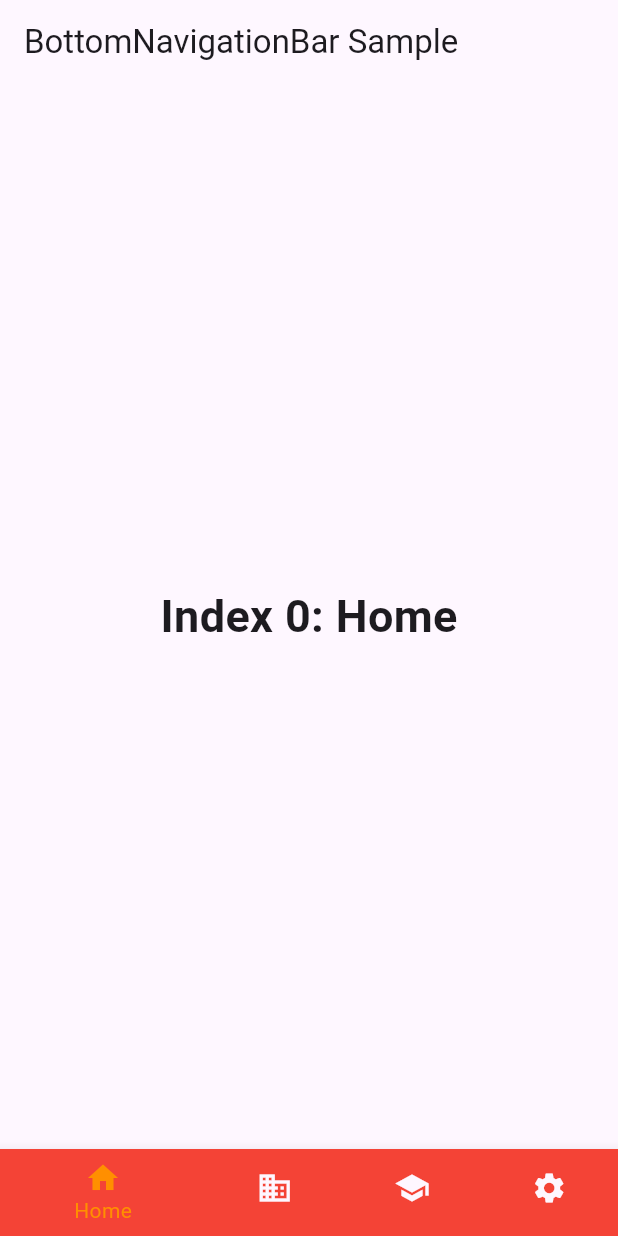
After one commit to ramdanirfox/flutter_experimental, a Flutter app: the BottomNavigationBarExample screen opened directly, on a phone screen of 412 x 824 dp. The commit adds this screen. Run offline on Flutter 3.47's test engine with Material 3 defaults, Android fonts, the phone set to English and light mode, and no system bars; our stand-ins replace dropdown_search, google_fonts; missing offline and left inert: dashbook; generated files the repository leaves out were written again.

Commit message:
feat: additional examples

```diff
--- /dev/null
+++ b/lib/src/features/bottombar1/bottombar1_widget.dart
@@ -0,0 +1,92 @@
+import 'package:flutter/material.dart';
+
+/// Flutter code sample for [BottomNavigationBar].
+
+class BottomNavigationBarExampleApp1 extends StatelessWidget {
+  const BottomNavigationBarExampleApp1({super.key});
+
+  @override
+  Widget build(BuildContext context) {
+    return const MaterialApp(
+      home: BottomNavigationBarExample(),
+    );
+  }
+}
+
+class BottomNavigationBarExample extends StatefulWidget {
+  const BottomNavigationBarExample({super.key});
+
+  @override
+  State<BottomNavigationBarExample> createState() =>
+      _BottomNavigationBarExampleState();
+}
+
+class _BottomNavigationBarExampleState
+    extends State<BottomNavigationBarExample> {
+  int _selectedIndex = 0;
+  static const TextStyle optionStyle =
+      TextStyle(fontSize: 30, fontWeight: FontWeight.bold);
+  static const List<Widget> _widgetOptions = <Widget>[
+    Text(
+      'Index 0: Home',
+      style: optionStyle,
+    ),
+    Text(
+      'Index 1: Business',
+      style: optionStyle,
+    ),
+    Text(
+      'Index 2: School',
+      style: optionStyle,
+    ),
+    Text(
+      'Index 3: Settings',
+      style: optionStyle,
+    ),
+  ];
+
+  void _onItemTapped(int index) {
+    setState(() {
+      _selectedIndex = index;
+    });
+  }
+
+  @override
+  Widget build(BuildContext context) {
+    return Scaffold(
+      appBar: AppBar(
+        title: const Text('BottomNavigationBar Sample'),
+      ),
+      body: Center(
+        child: _widgetOptions.elementAt(_selectedIndex),
+      ),
+      bottomNavigationBar: BottomNavigationBar(
+        items: const <BottomNavigationBarItem>[
+          BottomNavigationBarItem(
+            icon: Icon(Icons.home),
+            label: 'Home',
+            backgroundColor: Colors.red,
+          ),
+          BottomNavigationBarItem(
+            icon: Icon(Icons.business),
+            label: 'Business',
+            backgroundColor: Colors.green,
+          ),
+          BottomNavigationBarItem(
+            icon: Icon(Icons.school),
+            label: 'School',
+            backgroundColor: Colors.purple,
+          ),
+          BottomNavigationBarItem(
+            icon: Icon(Icons.settings),
+            label: 'Settings',
+            backgroundColor: Colors.pink,
+          ),
+        ],
+        currentIndex: _selectedIndex,
+        selectedItemColor: Colors.amber[800],
+        onTap: _onItemTapped,
+      ),
+    );
+  }
+}
--- /dev/null
+++ b/lib/src/features/bottombar2/bottombar2.dart
@@ -0,0 +1,105 @@
+import 'package:flutter/material.dart';
+
+/// Flutter code sample for [BottomNavigationBar].
+
+class BottomNavigationBarExampleApp2 extends StatelessWidget {
+  const BottomNavigationBarExampleApp2({super.key});
+
+  @override
+  Widget build(BuildContext context) {
+    return const MaterialApp(
+      home: BottomNavigationBarExample(),
+    );
+  }
+}
+
+class BottomNavigationBarExample extends StatefulWidget {
+  const BottomNavigationBarExample({super.key});
+
+  @override
+  State<BottomNavigationBarExample> createState() =>
+      _BottomNavigationBarExampleState();
+}
+
+class _BottomNavigationBarExampleState
+    extends State<BottomNavigationBarExample> {
+  int _selectedIndex = 0;
+  final ScrollController _homeController = ScrollController();
+
+  Widget _listViewBody() {
+    return ListView.separated(
+        controller: _homeController,
+        itemBuilder: (BuildContext context, int index) {
+          return Center(
+            child: Text(
+              'Item $index',
+            ),
+          );
+        },
+        separatorBuilder: (BuildContext context, int index) => const Divider(
+              thickness: 1,
+            ),
+        itemCount: 50);
+  }
+
+  @override
+  Widget build(BuildContext context) {
+    return Scaffold(
+      appBar: AppBar(
+        title: const Text('BottomNavigationBar Sample'),
+      ),
+      body: _listViewBody(),
+      bottomNavigationBar: BottomNavigationBar(
+        items: const <BottomNavigationBarItem>[
+          BottomNavigationBarItem(
+            icon: Icon(Icons.home),
+            label: 'Home',
+          ),
+          BottomNavigationBarItem(
+            icon: Icon(Icons.open_in_new_rounded),
+            label: 'Open Dialog',
+          ),
+        ],
+        currentIndex: _selectedIndex,
+        selectedItemColor: Colors.amber[800],
+        onTap: (int index) {
+          switch (index) {
+            case 0:
+              // only scroll to top when current index is selected.
+              if (_selectedIndex == index) {
+                _homeController.animateTo(
+                  0.0,
+                  duration: const Duration(milliseconds: 500),
+                  curve: Curves.easeOut,
+                );
+              }
+            case 1:
+              showModal(context);
+          }
+          setState(
+            () {
+              _selectedIndex = index;
+            },
+          );
+        },
+      ),
+    );
+  }
+
+  void showModal(BuildContext context) {
+    showDialog<void>(
+      context: context,
+      builder: (BuildContext context) => AlertDialog(
+        content: const Text('Example Dialog'),
+        actions: <TextButton>[
+          TextButton(
+            onPressed: () {
+              Navigator.pop(context);
+            },
+            child: const Text('Close'),
+          )
+        ],
+      ),
+    );
+  }
+}
--- a/pubspec.yaml
+++ b/pubspec.yaml
@@ -11,10 +11,13 @@ environment:
 
 dependencies:
   dashbook: ^0.1.16
+  dio: ^5.7.0
+  dropdown_search: ^6.0.2
   flutter:
     sdk: flutter
   flutter_localizations:
     sdk: flutter
+  google_fonts: ^6.2.1
 
 dev_dependencies:
   flutter_test:
```
Also changed, not shown: lib/main_dashbook.dart (+40 -4 lines), lib/src/features/appbar/appbar_widget.dart (added, +120 -0 lines), lib/src/features/dropdownsearch_pkg_widget/dropdownsearch_pkg_widget.dart (added, +40 -0 lines), lib/src/stories/dashbook_1.dart (added, +38 -0 lines), pubspec.lock, 2 other files.
